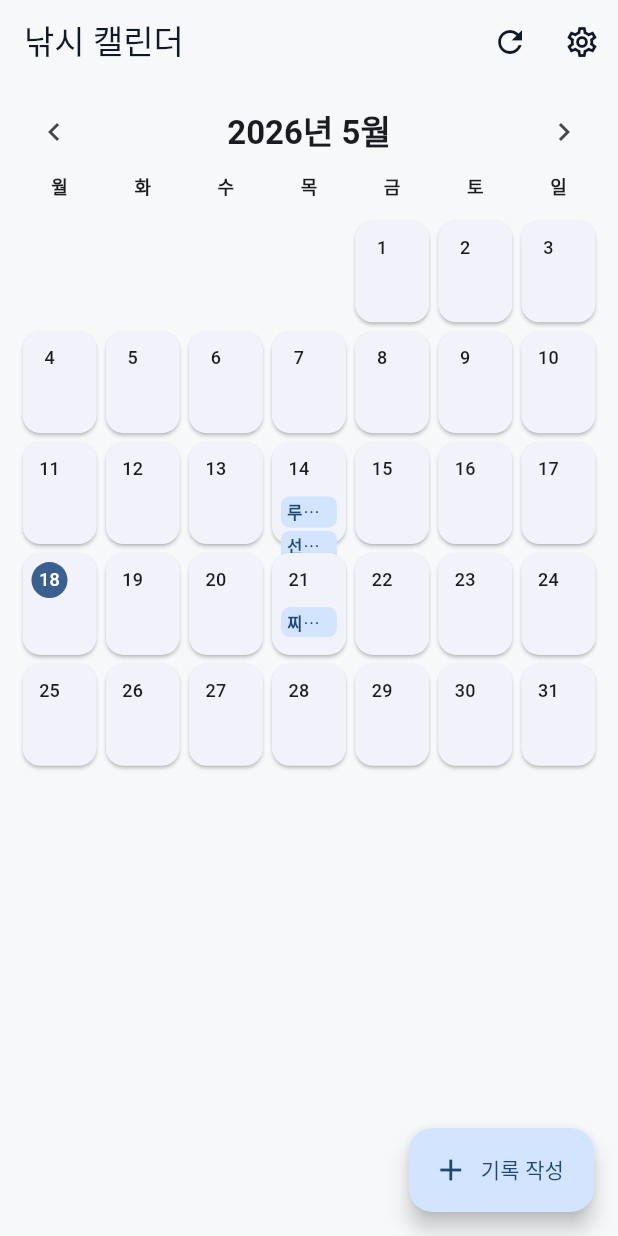
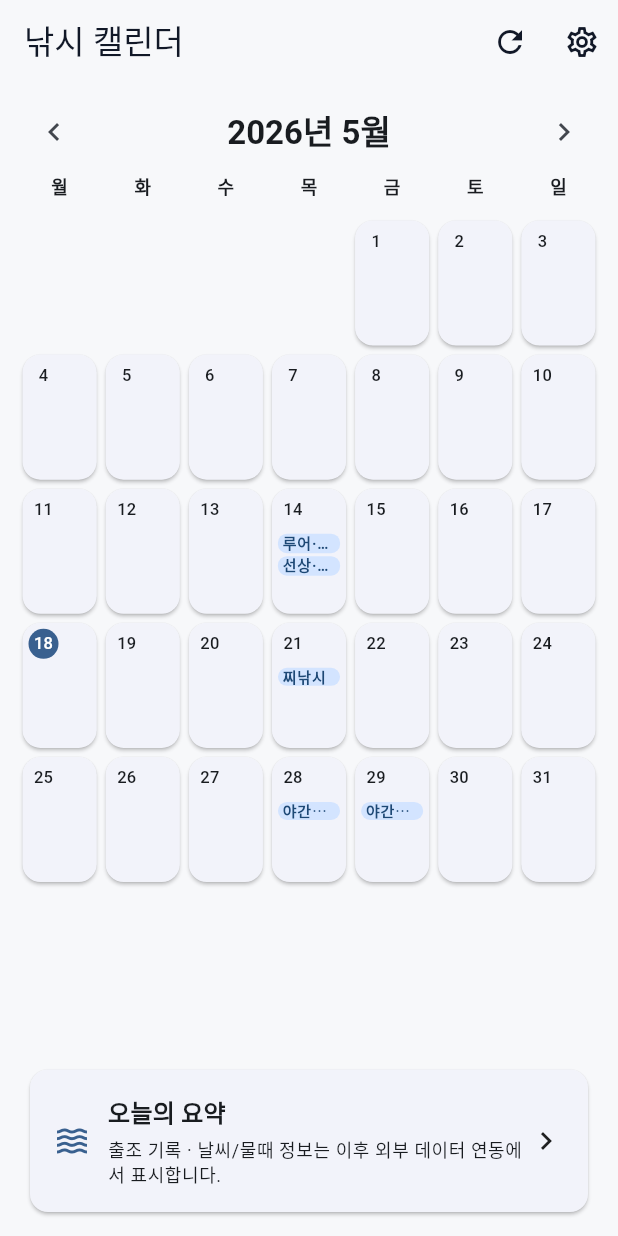
Before and after one commit to yunjinhwa/fishing_calendar, a Flutter app: the CalendarPage screen opened directly, on a phone screen of 412 x 824 dp. Run offline on Flutter 3.47's test engine with Material 3 defaults, Android fonts, the light colour scheme and no system bars.

Commit message:
[feat] - 캘린더 날짜별 기록 목록 화면 추가
- 날짜 선택 시 날짜별 기록 목록 화면으로 이동하도록 수정했습니다.
- 날짜별 기록 목록 화면을 추가했습니다.
- 기록이 없는 날짜의 빈 상태 화면을 추가했습니다.
- 캘린더 홈에 오늘의 요약 카드를 추가했습니다.
- 캘린더 셀의 기록 요약 표시를 정리했습니다.
- 하단 영역과 기록 작성 버튼 겹침 문제를 해결했습니다.
- 캘린더 셀 bottom overflowed 문제를 해결했습니다.
- flutter analyze 이슈를 정리했습니다.

```diff
--- a/lib/presentation/calendar/calendar_page.dart
+++ b/lib/presentation/calendar/calendar_page.dart
@@ -1,4 +1,6 @@
 import 'package:flutter/material.dart';
+
+import 'daily_record_list_page.dart';
 
 class CalendarPage extends StatefulWidget {
   const CalendarPage({super.key});
@@ -46,14 +48,20 @@ class _CalendarPageState extends State<CalendarPage> {
           Expanded(
             child: _CalendarGrid(focusedMonth: focusedMonth, records: records),
           ),
+          _TodaySummaryCard(
+            onTap: () {
+              final today = DateTime.now();
+
+              Navigator.of(context).push(
+                MaterialPageRoute(
+                  builder: (_) => DailyRecordListPage(
+                    selectedDate: DateTime(today.year, today.month, today.day),
+                  ),
+                ),
+              );
+            },
+          ),
         ],
-      ),
-      floatingActionButton: FloatingActionButton.extended(
-        onPressed: () {
-          // 다음 단계에서 기록 작성 화면으로 이동
-        },
-        icon: const Icon(Icons.add),
-        label: const Text('기록 작성'),
       ),
     );
   }
@@ -76,6 +84,12 @@ class _CalendarPageState extends State<CalendarPage> {
       endAt: DateTime(DateTime.now().year, DateTime.now().month, 21, 12, 0),
       genreName: '찌낚시',
       speciesName: null,
+    ),
+    DummyFishingRecord(
+      startAt: DateTime(DateTime.now().year, DateTime.now().month, 28, 22, 0),
+      endAt: DateTime(DateTime.now().year, DateTime.now().month, 29, 2, 30),
+      genreName: '야간루어',
+      speciesName: '전갱이',
     ),
   ];
 }
@@ -173,7 +187,7 @@ class _CalendarGrid extends StatelessWidget {
       itemCount: cellCount,
       gridDelegate: const SliverGridDelegateWithFixedCrossAxisCount(
         crossAxisCount: 7,
-        childAspectRatio: 0.75,
+        childAspectRatio: 0.62,
       ),
       itemBuilder: (context, index) {
         final dayNumber = index - leadingEmptyCount + 1;
@@ -189,10 +203,11 @@ class _CalendarGrid extends StatelessWidget {
             date.month == now.month &&
             date.day == now.day;
 
+        final dayStart = DateTime(date.year, date.month, date.day);
+        final dayEnd = dayStart.add(const Duration(days: 1));
+
         final dayRecords = records.where((record) {
-          return record.startAt.year == date.year &&
-              record.startAt.month == date.month &&
-              record.startAt.day == date.day;
+          return record.startAt.isBefore(dayEnd) && record.endAt.isAfter(dayStart);
         }).toList();
 
         return Card(
@@ -200,22 +215,28 @@ class _CalendarGrid extends StatelessWidget {
           child: InkWell(
             borderRadius: BorderRadius.circular(12),
             onTap: () {
-              // 다음 단계에서 날짜별 기록 목록으로 이동
+              Navigator.of(context).push(
+                MaterialPageRoute(
+                  builder: (_) => DailyRecordListPage(
+                    selectedDate: date,
+                  ),
+                ),
+              );
             },
             child: Padding(
-              padding: const EdgeInsets.all(6),
+              padding: const EdgeInsets.all(4),
               child: Column(
                 crossAxisAlignment: CrossAxisAlignment.start,
                 children: [
                   CircleAvatar(
-                    radius: 12,
+                    radius: 10,
                     backgroundColor: isToday
                         ? Theme.of(context).colorScheme.primary
                         : Colors.transparent,
                     child: Text(
                       '$dayNumber',
                       style: TextStyle(
-                        fontSize: 12,
+                        fontSize: 11,
                         color: isToday
                             ? Theme.of(context).colorScheme.onPrimary
                             : Theme.of(context).colorScheme.onSurface,
@@ -232,8 +253,8 @@ class _CalendarGrid extends StatelessWidget {
                       width: double.infinity,
                       margin: const EdgeInsets.only(top: 2),
                       padding: const EdgeInsets.symmetric(
-                        horizontal: 4,
-                        vertical: 2,
+                        horizontal: 3,
+                        vertical: 1,
                       ),
                       decoration: BoxDecoration(
                         color: Theme.of(context).colorScheme.primaryContainer,
@@ -244,9 +265,9 @@ class _CalendarGrid extends StatelessWidget {
                         maxLines: 1,
                         overflow: TextOverflow.ellipsis,
                         style: Theme.of(context).textTheme.labelSmall?.copyWith(
-                          color: Theme.of(
-                            context,
-                          ).colorScheme.onPrimaryContainer,
+                          fontSize: 10,
+                          height: 1.0,
+                          color: Theme.of(context).colorScheme.onPrimaryContainer,
                           fontWeight: FontWeight.w600,
                         ),
                       ),
@@ -270,6 +291,62 @@ class _CalendarGrid extends StatelessWidget {
   }
 }
 
+class _TodaySummaryCard extends StatelessWidget {
+  final VoidCallback onTap;
+
+  const _TodaySummaryCard({
+    required this.onTap,
+  });
+
+  @override
+  Widget build(BuildContext context) {
+    return SafeArea(
+      top: false,
+      child: Padding(
+        padding: const EdgeInsets.fromLTRB(16, 4, 16, 12),
+        child: Card(
+          child: InkWell(
+            borderRadius: BorderRadius.circular(12),
+            onTap: onTap,
+            child: Padding(
+              padding: const EdgeInsets.all(16),
+              child: Row(
+                children: [
+                  Icon(
+                    Icons.waves_outlined,
+                    color: Theme.of(context).colorScheme.primary,
+                  ),
+                  const SizedBox(width: 12),
+                  Expanded(
+                    child: Column(
+                      crossAxisAlignment: CrossAxisAlignment.start,
+                      children: [
+                        Text(
+                          '오늘의 요약',
+                          style:
+                              Theme.of(context).textTheme.titleMedium?.copyWith(
+                                    fontWeight: FontWeight.bold,
+                                  ),
+                        ),
+                        const SizedBox(height: 4),
+                        Text(
+                          '출조 기록 · 날씨/물때 정보는 이후 외부 데이터 연동에서 표시합니다.',
+                          style: Theme.of(context).textTheme.bodySmall,
+                        ),
+                      ],
+                    ),
+                  ),
+                  const Icon(Icons.chevron_right),
+                ],
+              ),
+            ),
+          ),
+        ),
+      ),
+    );
+  }
+}
+
 class DummyFishingRecord {
   final DateTime startAt;
   final DateTime endAt;
```
Also changed, not shown: lib/presentation/calendar/daily_record_list_page.dart (added, +181 -0 lines).
